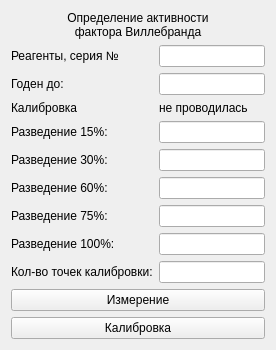
This is choisedialog/agr2.ui in krang4d/Agrekola as Qt 5 draws it before an edit. The edited form follows.
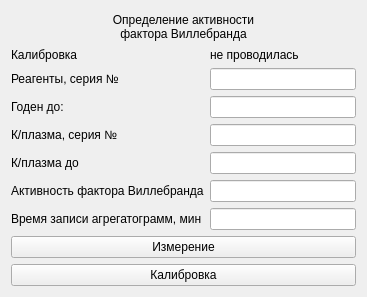
This is the edited form.

The edit to the form file:
```diff
--- a/choisedialog/agr2.ui
+++ b/choisedialog/agr2.ui
@@ -6,8 +6,8 @@
    <rect>
     <x>0</x>
     <y>0</y>
-    <width>276</width>
-    <height>333</height>
+    <width>367</width>
+    <height>297</height>
    </rect>
   </property>
   <property name="windowTitle">
@@ -31,6 +31,26 @@
    <item>
     <layout class="QFormLayout" name="formLayout">
      <item row="0" column="0">
+      <widget class="QLabel" name="label_1">
+       <property name="text">
+        <string>Калибровка</string>
+       </property>
+      </widget>
+     </item>
+     <item row="0" column="1">
+      <widget class="QLabel" name="label_calibrationData">
+       <property name="minimumSize">
+        <size>
+         <width>40</width>
+         <height>0</height>
+        </size>
+       </property>
+       <property name="text">
+        <string>не проводилась</string>
+       </property>
+      </widget>
+     </item>
+     <item row="1" column="0">
       <widget class="QLabel" name="label_2">
        <property name="text">
         <string>Реагенты, серия №</string>
@@ -40,10 +60,10 @@
        </property>
       </widget>
      </item>
-     <item row="0" column="1">
+     <item row="1" column="1">
       <widget class="QLineEdit" name="lineEdit_1"/>
      </item>
-     <item row="1" column="0">
+     <item row="2" column="0">
       <widget class="QLabel" name="label_3">
        <property name="text">
         <string>Годен до:</string>
@@ -53,33 +73,13 @@
        </property>
       </widget>
      </item>
-     <item row="1" column="1">
-      <widget class="QLineEdit" name="lineEdit_2"/>
-     </item>
-     <item row="2" column="0">
-      <widget class="QLabel" name="label_1">
-       <property name="text">
-        <string>Калибровка</string>
-       </property>
-      </widget>
-     </item>
      <item row="2" column="1">
-      <widget class="QLabel" name="label_calibrationData">
-       <property name="minimumSize">
-        <size>
-         <width>40</width>
-         <height>0</height>
-        </size>
-       </property>
-       <property name="text">
-        <string>не проводилась</string>
-       </property>
-      </widget>
+      <widget class="QLineEdit" name="lineEdit_2"/>
      </item>
      <item row="3" column="0">
       <widget class="QLabel" name="label_4">
        <property name="text">
-        <string>Разведение 15%:</string>
+        <string>К/плазма, серия №</string>
        </property>
        <property name="buddy">
         <cstring>lineEdit_3</cstring>
@@ -92,7 +92,7 @@
      <item row="4" column="0">
       <widget class="QLabel" name="label_5">
        <property name="text">
-        <string>Разведение 30%:</string>
+        <string>К/плазма до</string>
        </property>
        <property name="buddy">
         <cstring>lineEdit_4</cstring>
@@ -105,7 +105,7 @@
      <item row="5" column="0">
       <widget class="QLabel" name="label_6">
        <property name="text">
-        <string>Разведение 60%:</string>
+        <string>Активность фактора Виллебранда</string>
        </property>
        <property name="buddy">
         <cstring>lineEdit_5</cstring>
@@ -118,7 +118,7 @@
      <item row="6" column="0">
       <widget class="QLabel" name="label_7">
        <property name="text">
-        <string>Разведение 75%:</string>
+        <string>Время записи агрегатограмм, мин</string>
        </property>
        <property name="buddy">
         <cstring>lineEdit_6</cstring>
@@ -128,38 +128,6 @@
      <item row="6" column="1">
       <widget class="QLineEdit" name="lineEdit_6"/>
      </item>
-     <item row="7" column="0">
-      <widget class="QLabel" name="label_8">
-       <property name="text">
-        <string>Разведение 100%:</string>
-       </property>
-       <property name="buddy">
-        <cstring>lineEdit_7</cstring>
-       </property>
-      </widget>
-     </item>
-     <item row="7" column="1">
-      <widget class="QLineEdit" name="lineEdit_7"/>
-     </item>
-     <item row="8" column="0">
-      <widget class="QLabel" name="label_10">
-       <property name="minimumSize">
-        <size>
-         <width>0</width>
-         <height>0</height>
-        </size>
-       </property>
-       <property name="text">
-        <string>Кол-во точек калибровки:</string>
-       </property>
-       <property name="buddy">
-        <cstring>lineEdit_8</cstring>
-       </property>
-      </widget>
-     </item>
-     <item row="8" column="1">
-      <widget class="QLineEdit" name="lineEdit_8"/>
-     </item>
     </layout>
    </item>
    <item>
```
Left out of the diff: 2 changed lines with no effect on the pictures.
